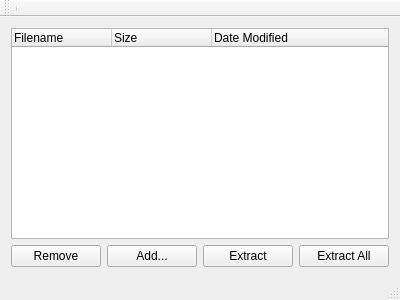
Lauraxia/Rehistoric, file Rehistoric/mainwindow.ui: the form before one commit.
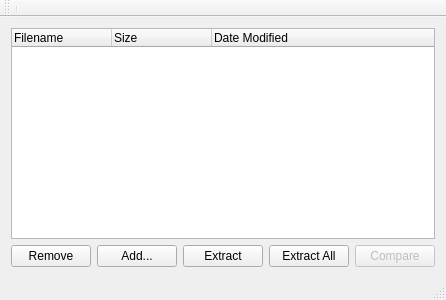
The form after the commit.

What changed in the file:
```diff
--- a/Rehistoric/mainwindow.ui
+++ b/Rehistoric/mainwindow.ui
@@ -73,6 +73,16 @@
         </property>
        </widget>
       </item>
+      <item>
+       <widget class="QPushButton" name="compareButton">
+        <property name="enabled">
+         <bool>false</bool>
+        </property>
+        <property name="text">
+         <string>Compare</string>
+        </property>
+       </widget>
+      </item>
      </layout>
     </item>
    </layout>
```
Left out of the diff: 3 changed lines with no effect on the pictures.
